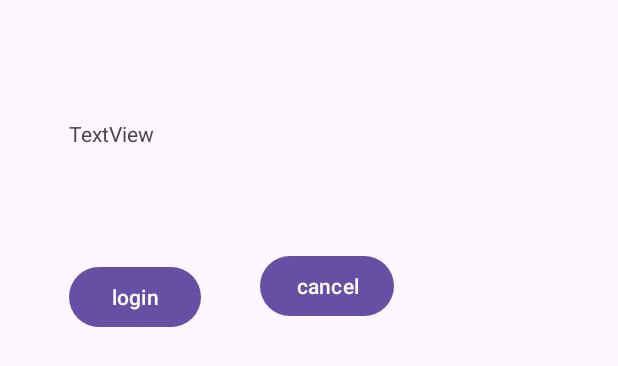
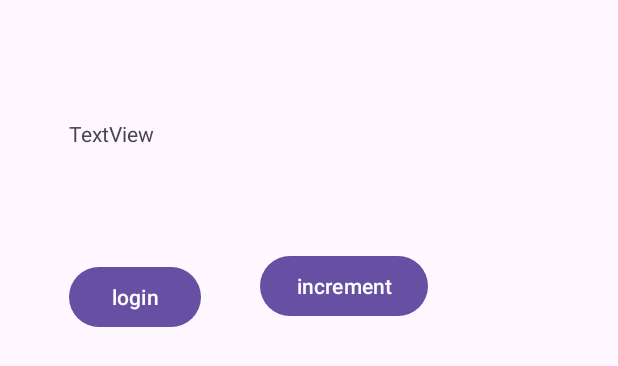
Before and after one commit to abdultanveer/MotoDemo, an Android app: the layout activity_main.xml on its own in the app's theme, with its tools: preview values and no code run, on a phone screen of 412 x 824 dp. Shown: the top 366 px of the screen. Run offline under Robolectric (Android 15) with nearby library versions, the phone set to English and light mode, and no system bars.

```diff
--- a/app/src/main/res/layout/activity_main.xml
+++ b/app/src/main/res/layout/activity_main.xml
@@ -30,12 +30,12 @@
         app:layout_constraintTop_toTopOf="parent" />
 
     <Button
-        android:id="@+id/btnCancel"
+        android:id="@+id/btnInc"
         android:layout_width="wrap_content"
         android:layout_height="wrap_content"
         android:layout_marginStart="39dp"
         android:layout_marginBottom="7dp"
-        android:text="cancel"
+        android:text="increment"
         app:layout_constraintBottom_toBottomOf="@+id/btnLogin"
         app:layout_constraintStart_toEndOf="@+id/btnLogin" />
 </androidx.constraintlayout.widget.ConstraintLayout>
```
Also changed, not shown: app/src/main/java/com/example/motodemo/MainActivity.kt (+4 -3 lines), app/src/main/java/com/example/motodemo/MainViewModel.kt (added, +11 -0 lines).
